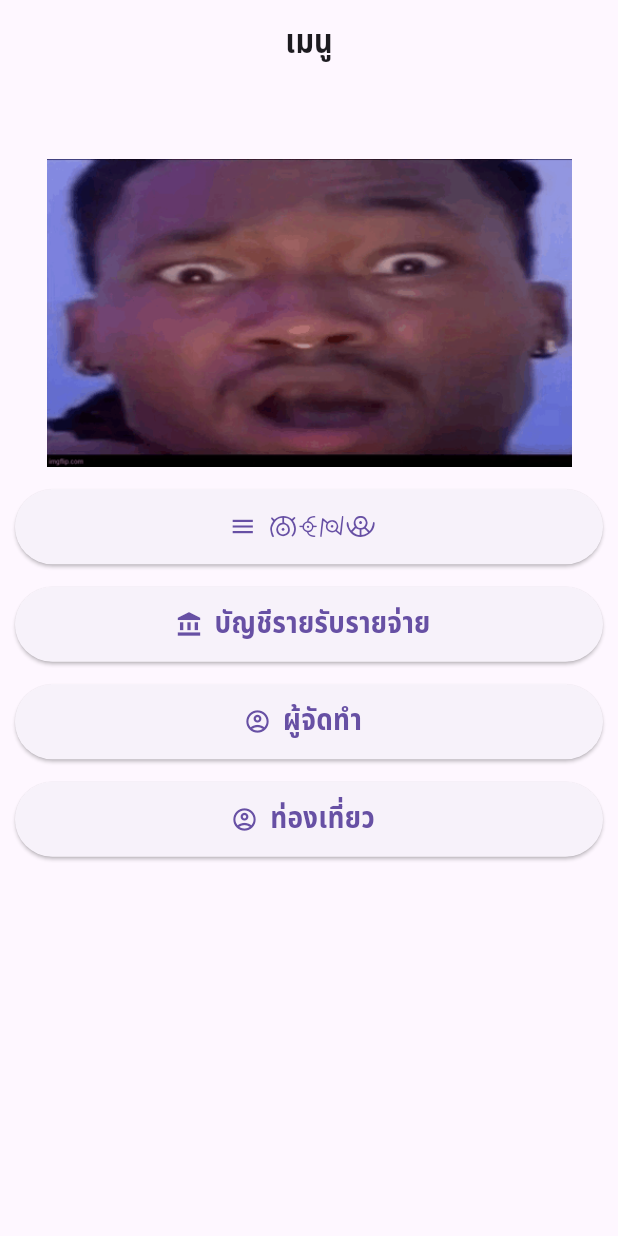
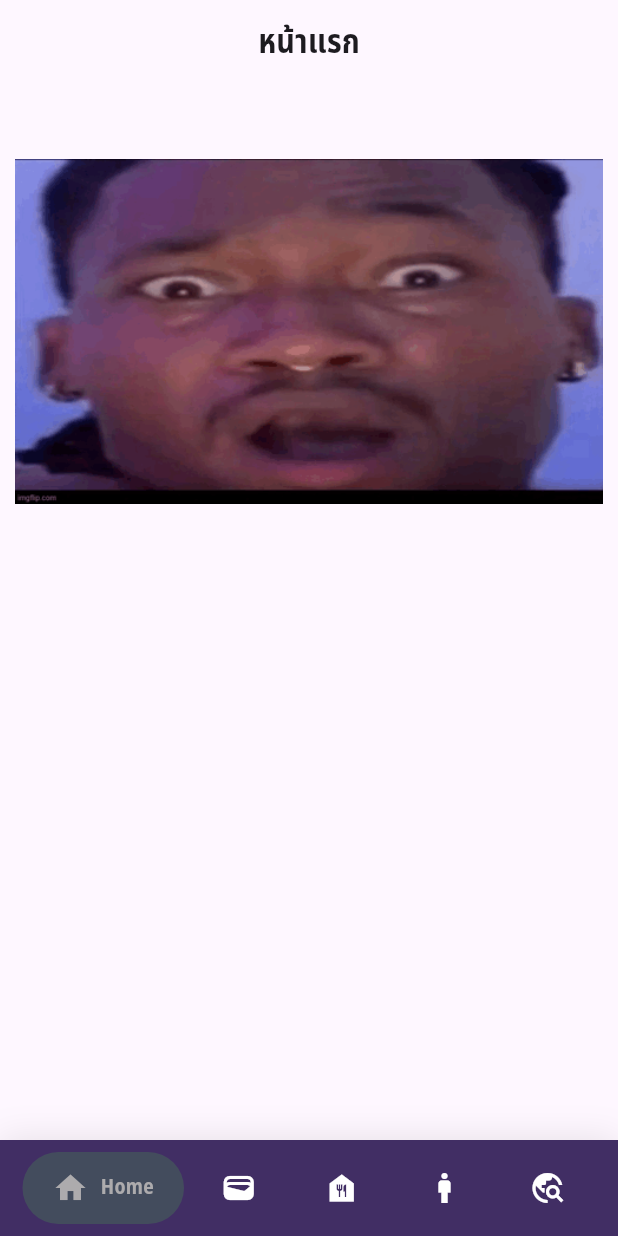
Before and after one commit to MickeyNice325/Foolwork30901-2109, a Flutter app: the screen it shows after launch, on a phone screen of 412 x 824 dp. Run offline on Flutter 3.47's test engine with Material 3 defaults, Android fonts, the phone set to English and light mode, and no system bars; drawn by our look-alikes of google_nav_bar.

Commit message:
26/12/2567

```diff
--- /dev/null
+++ b/lib/googlenavbar.dart
@@ -0,0 +1,88 @@
+import 'package:flutter/material.dart';
+import 'package:flutter_application_1/screen/accountpage.dart';
+import 'package:flutter_application_1/screen/foodmenupage.dart';
+import 'package:flutter_application_1/screen/home.dart';
+import 'package:flutter_application_1/screen/profile.dart';
+import 'package:flutter_application_1/screen/travel.dart';
+import 'package:google_nav_bar/google_nav_bar.dart';
+class Example extends StatefulWidget {
+  @override
+  _ExampleState createState() => _ExampleState();
+}
+
+class _ExampleState extends State<Example> {
+  int _selectedIndex = 0;
+
+  static const List<Widget> _widgetOptions = <Widget>[
+    HomeScreen(),
+    Myaccountpage(),
+    MyfoodPage(),
+    Profile(),
+    travel(),
+  ];
+
+  @override
+  Widget build(BuildContext context) {
+    return Scaffold(
+      backgroundColor: Color(0x432E54),
+      body: Center(
+        child: _widgetOptions.elementAt(_selectedIndex),
+      ),
+      bottomNavigationBar: Container(
+        decoration: BoxDecoration(
+          color: Color.fromARGB(255, 65, 46, 100),
+          boxShadow: [
+            BoxShadow(
+              blurRadius: 20,
+              color: Colors.black.withOpacity(.1),
+            )
+          ],
+        ),
+        child: SafeArea(
+          child: Padding(
+            padding: const EdgeInsets.symmetric(horizontal: 15.0, vertical: 8),
+            child: GNav(
+              rippleColor: Colors.grey[300]!,
+              hoverColor: Colors.grey[100]!,
+              gap: 8,
+              activeColor: Color.fromARGB(223,188, 185, 185),
+              iconSize: 24,
+              padding: EdgeInsets.symmetric(horizontal: 20, vertical: 12),
+              duration: Duration(milliseconds: 400),
+              tabBackgroundColor: Color.fromARGB(174, 68, 90, 90),
+              color: Colors.white,
+              tabs: [
+                GButton(
+                  icon: Icons.home,
+                  text: 'Home',
+                ),
+                GButton(
+                  icon: Icons.wallet,
+                  text: 'Accountpage',
+                ),
+                GButton(
+                  icon: Icons.food_bank,
+                  text: 'Food',
+                ),
+                GButton(
+                  icon: Icons.man,
+                  text: 'Profile',
+                ),
+                GButton(
+                  icon: Icons.travel_explore,
+                  text: 'Travel',
+                ),
+              ],
+              selectedIndex: _selectedIndex,
+              onTabChange: (index) {
+                setState(() {
+                  _selectedIndex = index;
+                });
+              },
+            ),
+          ),
+        ),
+      ),
+    );
+  }
+}
--- a/lib/main.dart
+++ b/lib/main.dart
@@ -1,5 +1,7 @@
 import 'package:flutter/material.dart';
-import 'package:flutter_application_1/screen/home.dart';
+// import 'package:flutter_application_1/screen/home.dart';
+// import 'package:flutter_application_1/tabbar.dart';
+import 'package:flutter_application_1/googlenavbar.dart';
 
 class FoodMenu {
   final String name;
@@ -24,7 +26,7 @@ class MyApp extends StatelessWidget {
         primarySwatch: Colors.blue,
         fontFamily: 'NotoSansThai',
       ),
-      home: HomeScreen(),
+      home: Example(),
     );
   }
 }
--- a/lib/screen/home.dart
+++ b/lib/screen/home.dart
@@ -1,8 +1,8 @@
 import 'package:flutter/material.dart';
-import 'package:flutter_application_1/screen/accountpage.dart';
-import 'package:flutter_application_1/screen/foodmenupage.dart';
-import 'package:flutter_application_1/screen/profile.dart';
-import 'package:flutter_application_1/screen/travel.dart';
+// import 'package:flutter_application_1/screen/accountpage.dart';
+// import 'package:flutter_application_1/screen/foodmenupage.dart';
+// import 'package:flutter_application_1/screen/profile.dart';
+// import 'package:flutter_application_1/screen/travel.dart';
 
 class HomeScreen extends StatelessWidget {
   const HomeScreen({super.key});
@@ -11,7 +11,7 @@ class HomeScreen extends StatelessWidget {
   Widget build(BuildContext context) {
     return Scaffold(
         appBar: AppBar(
-          title: Text("เมนู"),
+          title: Text("หน้าแรก"),
           centerTitle: true,
         ),
         body: Padding(
@@ -20,92 +20,92 @@ class HomeScreen extends StatelessWidget {
             child: Column(children: [
               Image.asset(
                 "asset/images/ambatukam.png",
-                width: 350,
+                width: 500,
               ),
               SizedBox(
                 height: 15,
               ),
-              SizedBox(
-                width: double.infinity,
-                height: 50,
-                child: ElevatedButton.icon(
-                  onPressed: () {
-                    Navigator.push(context, MaterialPageRoute(
-                      builder: (context) {
-                        return MyfoodPage();
-                      },
-                    ));
-                  },
-                  icon: Icon(Icons.menu),
-                  label: Text(
-                    "MENU",
-                    style: TextStyle(fontSize: 20,fontFamily: 'UNOWNFONT'),
-                  ),
-                ),
-              ),
-              SizedBox(
-                height: 15,
-              ),
-              SizedBox(
-                width: double.infinity,
-                height: 50,
-                child: ElevatedButton.icon(
-                  onPressed: () {
-                    Navigator.push(context, MaterialPageRoute(
-                      builder: (context) {
-                        return Myaccountpage();
-                      },
-                    ));
-                  },
-                  icon: Icon(Icons.account_balance),
-                  label: Text(
-                    "บัญชีรายรับรายจ่าย",
-                    style: TextStyle(fontSize: 20),
-                  ),
-                ),
-              ),
-                            SizedBox(
-                height: 15,
-              ),
-              SizedBox(
-                width: double.infinity,
-                height: 50,
-                child: ElevatedButton.icon(
-                  onPressed: () {
-                    Navigator.push(context, MaterialPageRoute(
-                      builder: (context) {
-                        return Profile();
-                      },
-                    ));
-                  },
-                  icon: Icon(Icons.account_circle_outlined),
-                  label: Text(
-                    "ผู้จัดทำ",
-                    style: TextStyle(fontSize: 20),
-                  ),
-                ),
-              ),
-              SizedBox(
-                height: 15,
-              ),
-              SizedBox(
-                width: double.infinity,
-                height: 50,
-                child: ElevatedButton.icon(
-                  onPressed: () {
-                    Navigator.push(context, MaterialPageRoute(
-                      builder: (context) {
-                        return travel();
-                      },
-                    ));
-                  },
-                  icon: Icon(Icons.account_circle_outlined),
-                  label: Text(
-                    "ท่องเที่ยว",
-                    style: TextStyle(fontSize: 20),
-                  ),
-                ),
-              )
+              // SizedBox(
+              //   width: double.infinity,
+              //   height: 50,
+              //   child: ElevatedButton.icon(
+              //     onPressed: () {
+              //       Navigator.push(context, MaterialPageRoute(
+              //         builder: (context) {
+              //           return MyfoodPage();
+              //         },
+              //       ));
+              //     },
+              //     icon: Icon(Icons.menu),
+              //     label: Text(
+              //       "MENU",
+              //       style: TextStyle(fontSize: 20,fontFamily: 'UNOWNFONT'),
+              //     ),
+              //   ),
+              // ),
+              // SizedBox(
+              //   height: 15,
+              // ),
+              // SizedBox(
+              //   width: double.infinity,
+              //   height: 50,
+              //   child: ElevatedButton.icon(
+              //     onPressed: () {
+              //       Navigator.push(context, MaterialPageRoute(
+              //         builder: (context) {
+              //           return Myaccountpage();
+              //         },
+              //       ));
+              //     },
+              //     icon: Icon(Icons.account_balance),
+              //     label: Text(
+              //       "บัญชีรายรับรายจ่าย",
+              //       style: TextStyle(fontSize: 20),
+              //     ),
+              //   ),
+              // ),
+              //               SizedBox(
+              //   height: 15,
+              // ),
+              // SizedBox(
+              //   width: double.infinity,
+              //   height: 50,
+              //   child: ElevatedButton.icon(
+              //     onPressed: () {
+              //       Navigator.push(context, MaterialPageRoute(
+              //         builder: (context) {
+              //           return Profile();
+              //         },
+              //       ));
+              //     },
+              //     icon: Icon(Icons.account_circle_outlined),
+              //     label: Text(
+              //       "ผู้จัดทำ",
+              //       style: TextStyle(fontSize: 20),
+              //     ),
+              //   ),
+              // ),
+              // SizedBox(
+              //   height: 15,
+              // ),
+              // SizedBox(
+              //   width: double.infinity,
+              //   height: 50,
+              //   child: ElevatedButton.icon(
+              //     onPressed: () {
+              //       Navigator.push(context, MaterialPageRoute(
+              //         builder: (context) {
+              //           return travel();
+              //         },
+              //       ));
+              //     },
+              //     icon: Icon(Icons.account_circle_outlined),
+              //     label: Text(
+              //       "ท่องเที่ยว",
+              //       style: TextStyle(fontSize: 20),
+              //     ),
+              //   ),
+              // )
 
             ]),
           ),
--- a/pubspec.yaml
+++ b/pubspec.yaml
@@ -36,6 +36,7 @@ dependencies:
   # Use with the CupertinoIcons class for iOS style icons.
   cupertino_icons: ^1.0.2
   intl: ^0.19.0
+  google_nav_bar: ^5.0.7
 
 dev_dependencies:
   flutter_test:
```
Also changed, not shown: lib/tabbar.dart (added, +56 -0 lines), pubspec.lock.
